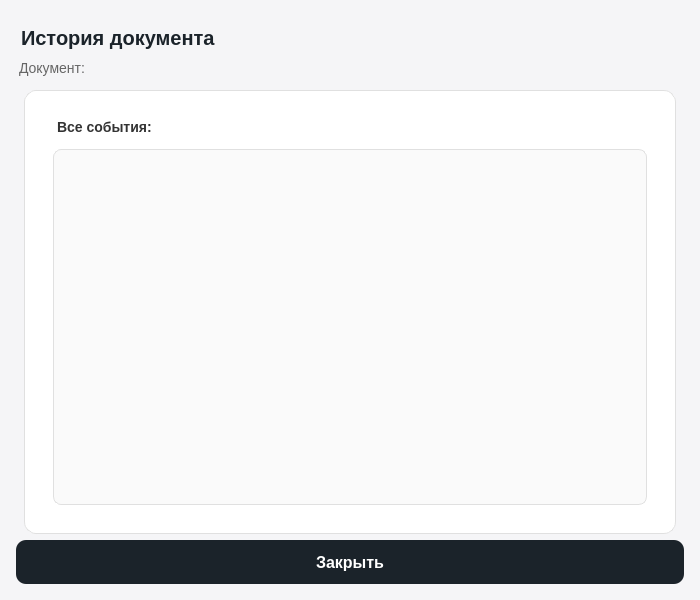
First picture: the form in client/ui/documents/history_dialog.ui, repository lerakaplich/Documents, before the edit.
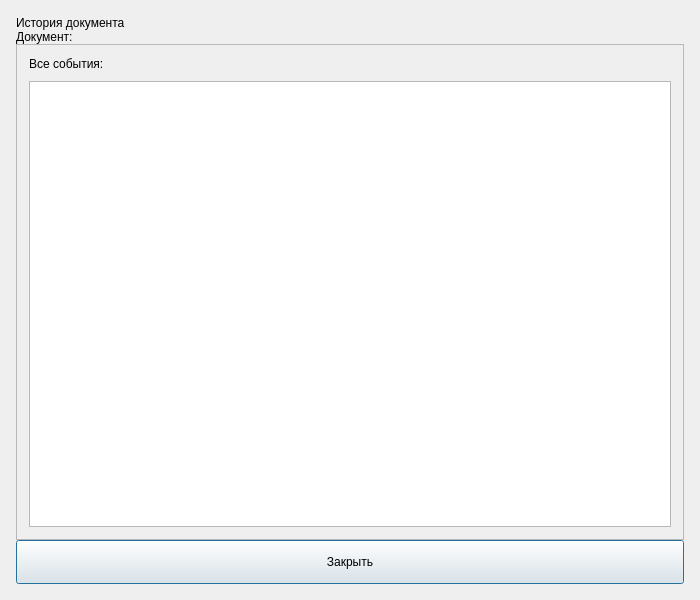
Second picture: the form after the edit.

```diff
--- a/client/ui/documents/history_dialog.ui
+++ b/client/ui/documents/history_dialog.ui
@@ -20,31 +20,29 @@
 }
 
 QDialog {
-    background-color: #F5F5F7;
-    color: black;
+    background-color: {BG_DIALOG_ALT};
+    color: {TEXT_BLACK};
 }
 
-/* Белая карточка */
 QFrame#contentFrame {
-    background-color: white;
-    border: 1px solid #E0E0E0;
+    background-color: {BG_CARD};
+    border: 1px solid {ACCENT_PRIMARY};
     border-radius: 12px;
     margin: 6px 8px 6px 8px;
     padding: 16px;
 }
 
-/* Заголовок */
 QLabel#titleLabel {
     font-size: 20px;
     font-weight: bold;
-    color: #1B232A;
+    color: {TEXT_PRIMARY};
     padding: 10px 0px 10px 0px;
     background-color: transparent;
 }
 
 QLabel#docInfoLabel {
     font-size: 14px;
-    color: #666;
+    color: {TEXT_MUTED};
     background-color: transparent;
     padding-bottom: 8px;
 }
@@ -52,84 +50,71 @@
 QLabel#sectionLabel {
     font-size: 14px;
     font-weight: bold;
-    color: #333;
+    color: {TEXT_HEADING};
     background-color: transparent;
     padding-bottom: 4px;
 }
 
-/* Список истории */
 QListWidget#historyListWidget {
-    border: 1px solid #E0E0E0;
+    border: 1px solid {ACCENT_PRIMARY};
     border-radius: 8px;
-    background-color: #FAFAFA;
-    color: black;
+    background-color: {BG_SURFACE_SUBTLE};
+    color: {TEXT_BLACK};
     font-size: 14px;
     padding: 6px 0px;
     outline: 0;
 }
-
 QListWidget#historyListWidget::item {
     padding: 0px;
     margin: 0px;
     background-color: transparent;
 }
-
-QListWidget#historyListWidget::item:selected, 
-QListWidget#historyListWidget::item:hover, 
+QListWidget#historyListWidget::item:selected,
+QListWidget#historyListWidget::item:hover,
 QListWidget#historyListWidget::item:active {
     background-color: transparent;
     border: none;
     outline: none;
 }
 
-/* Кнопка Закрыть */
 QPushButton#closeButton {
-    background-color: #1B232A;
-    color: white;
-    border: none;
+    background-color: {BTN_DARK_BG};
+    color: {TEXT_ON_ACCENT};
+    border: 1px solid {TEXT_ON_ACCENT};
     border-radius: 10px;
     padding: 10px 20px;
     font-size: 16px;
     font-weight: bold;
 }
 QPushButton#closeButton:hover {
-    background-color: #D9D9D6;
-    color: black;
+    background-color: {BTN_DARK_HOVER_BG};
+    color: {TEXT_BLACK};
+    border-color: {TEXT_BLACK};
 }
 QPushButton#closeButton:pressed {
     background-color: #B8B8B5;
 }
 
-/* Вертикальная полоса прокрутки */
 QScrollBar:vertical {
-    background: #F5F5F5;
+    background: {SCROLLBAR_BG};
     width: 8px;
     border-radius: 4px;
     margin: 0px;
     border: none;
 }
 QScrollBar::handle:vertical {
-    background: #C1C1C1;
+    background: {SCROLLBAR_HANDLE};
     border-radius: 4px;
     min-height: 20px;
 }
-QScrollBar::handle:vertical:hover {
-    background: #A0A0A0;
-}
-QScrollBar::handle:vertical:pressed {
-    background: #888888;
-}
+QScrollBar::handle:vertical:hover { background: {SCROLLBAR_HANDLE_HOVER}; }
+QScrollBar::handle:vertical:pressed { background: {SCROLLBAR_HANDLE_PRESSED}; }
 QScrollBar::add-line:vertical,
 QScrollBar::sub-line:vertical {
-    border: none;
-    background: none;
-    width: 0px;
-    height: 0px;
+    border: none; background: none; width: 0px; height: 0px;
 }
 QScrollBar::add-page:vertical,
-QScrollBar::sub-page:vertical {
-    background: none;
-}
+QScrollBar::sub-page:vertical { background: none; }
    </string>
   </property>
   <property name="modal">
@@ -221,7 +206,7 @@
            <string notr="true">QLabel {
     font-size: 14px;
     font-weight: bold;
-    color: #333;
+    color: {TEXT_HEADING};
     background-color: transparent;
     padding-bottom: 4px;
 }</string>
```
Left out of the diff: 2 changed lines with no effect on the pictures.
